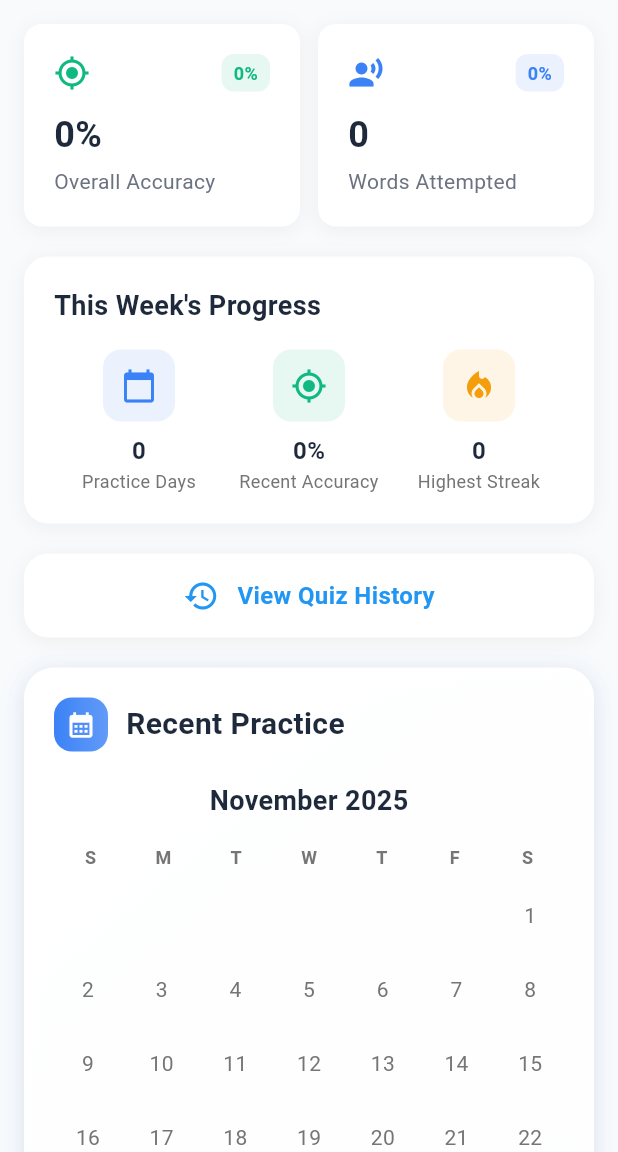
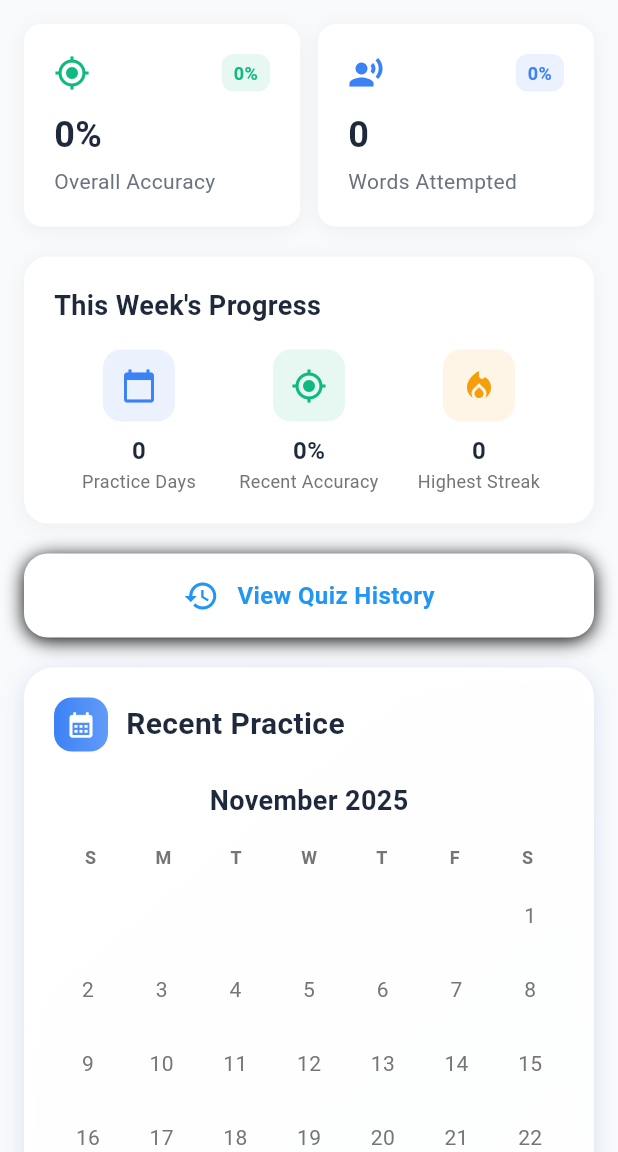
Before and after one commit to uprm-inso4101-2025-2026-s1/semester-project-pronunciation-coach, a Flutter app: the UserProgressDashboard screen opened directly, on a phone screen of 412 x 824 dp, the part 84-1236 px from its top. Run offline on Flutter 3.47's test engine with Material 3 defaults, Android fonts, the phone set to English and light mode, and no system bars; our stand-ins replace audioplayers, flutter_secure_storage, get_it, shared_preferences, sizer, supabase_flutter; accounts and stored records are empty; Roboto replaces fonts that are missing (SF Pro Display); statements that could not run were skipped.

Commit message:
Update user_progress_dashboard.dart

```diff
--- a/app/lib/features/dashboard/presentation/pages/user_progress_dashboard.dart
+++ b/app/lib/features/dashboard/presentation/pages/user_progress_dashboard.dart
@@ -352,7 +352,7 @@ class _UserProgressDashboardState extends State<UserProgressDashboard>
                   borderRadius: BorderRadius.circular(16),
                   boxShadow: [
                     BoxShadow(
-                      color: Colors.black.withOpacity(0.05),
+                      color: Colors.black,
                       blurRadius: 10,
                       offset: const Offset(0, 2),
                     ),
```
